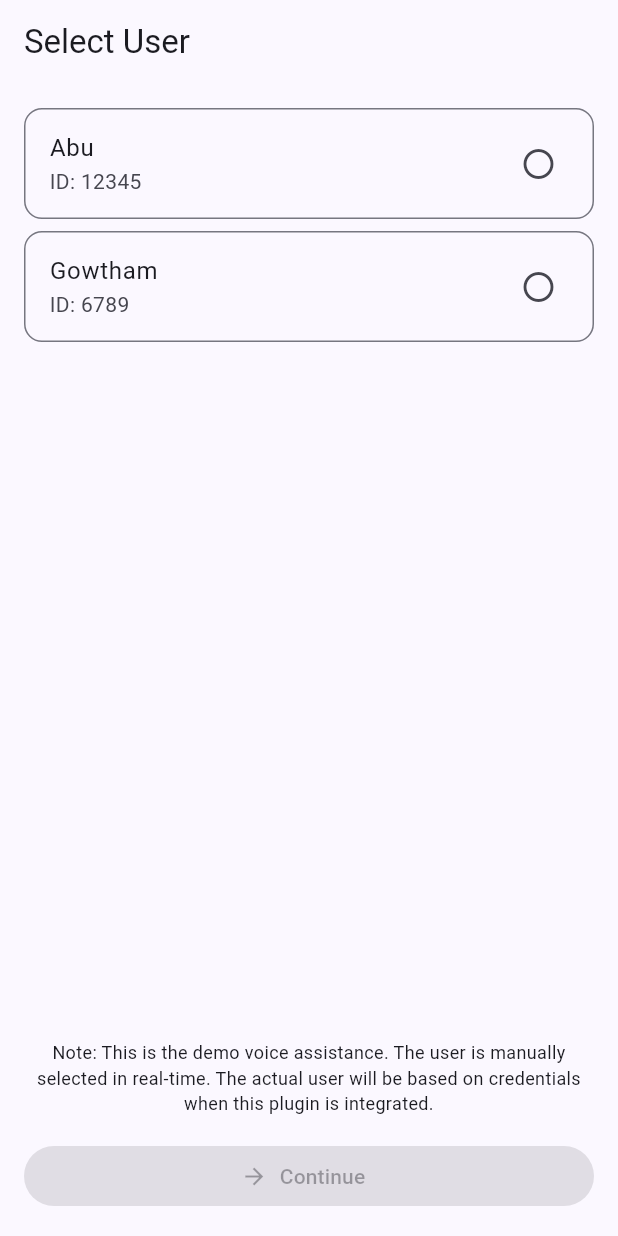
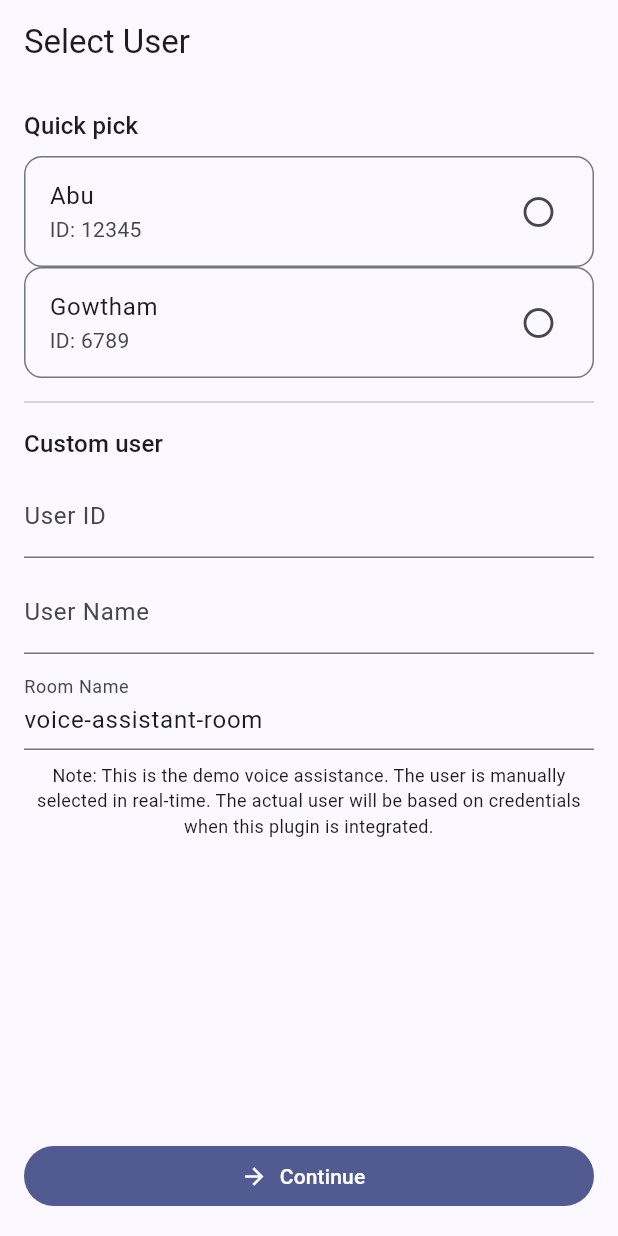
Before and after one commit to abubasith456/Flutter-voice-agent, a Flutter app: the screen it shows after launch, on a phone screen of 412 x 824 dp. Run offline on Flutter 3.47's test engine with Material 3 defaults, Android fonts, the phone set to English and light mode, and no system bars; our stand-ins replace flutter_dotenv, permission_handler; missing offline and left inert: dart_jsonwebtoken, livekit_client; accounts and stored records are empty.

Commit message:
feat: pass dynamic userId, userName, and room name into token on each connect; add UI inputs for custom ID/Name/Room; ensure mic track is enabled and unmuted

```diff
--- a/livekit_voice_assistant/lib/main.dart
+++ b/livekit_voice_assistant/lib/main.dart
@@ -31,7 +31,7 @@ class VoiceAssistantApp extends StatelessWidget {
         if (settings.name == MainScreen.routeName) {
           final args = settings.arguments as SelectedUserArgs;
           return MaterialPageRoute(
-            builder: (_) => MainScreen(selectedUser: args.selectedUser),
+            builder: (_) => MainScreen(selectedUser: args.selectedUser, roomName: args.roomName),
           );
         }
         return null;
--- a/livekit_voice_assistant/lib/models/user.dart
+++ b/livekit_voice_assistant/lib/models/user.dart
@@ -7,5 +7,6 @@ class AppUser {
 
 class SelectedUserArgs {
   final AppUser selectedUser;
-  const SelectedUserArgs(this.selectedUser);
+  final String? roomName;
+  const SelectedUserArgs(this.selectedUser, {this.roomName});
 }
--- a/livekit_voice_assistant/lib/screens/main_screen.dart
+++ b/livekit_voice_assistant/lib/screens/main_screen.dart
@@ -38,7 +38,8 @@ TalkMode _parseMode(String? s) {
 class MainScreen extends StatefulWidget {
   static const routeName = '/main';
   final AppUser selectedUser;
-  const MainScreen({super.key, required this.selectedUser});
+  final String? roomName;
+  const MainScreen({super.key, required this.selectedUser, this.roomName});
 
   @override
   State<MainScreen> createState() => _MainScreenState();
@@ -52,6 +53,7 @@ class _MainScreenState extends State<MainScreen> with SingleTickerProviderStateM
     final lkUrl = dotenv.env['LIVEKIT_URL'] ?? '';
     final position = _parsePosition(dotenv.env['ASSISTANT_POSITION']);
     final mode = _parseMode(dotenv.env['ASSISTANT_MODE']);
+    final roomLabel = widget.roomName ?? (dotenv.env['LIVEKIT_ROOM_NAME'] ?? 'voice-assistant-room');
     return Scaffold(
       body: Stack(
         children: [
@@ -70,7 +72,7 @@ class _MainScreenState extends State<MainScreen> with SingleTickerProviderStateM
                         ),
                   ),
                   Text(
-                    lkUrl.isEmpty ? 'LIVEKIT_URL not set' : lkUrl,
+                    lkUrl.isEmpty ? 'LIVEKIT_URL not set' : '$lkUrl ($roomLabel)',
                     style: Theme.of(context).textTheme.bodySmall?.copyWith(
                           color: Colors.white70,
                           shadows: const [Shadow(blurRadius: 6, color: Colors.black87)],
--- a/livekit_voice_assistant/lib/screens/user_selection_screen.dart
+++ b/livekit_voice_assistant/lib/screens/user_selection_screen.dart
@@ -1,4 +1,5 @@
 import 'package:flutter/material.dart';
+import 'package:flutter_dotenv/flutter_dotenv.dart';
 import '../models/user.dart';
 import 'main_screen.dart';
 
@@ -16,6 +17,25 @@ class _UserSelectionScreenState extends State<UserSelectionScreen> {
   ];
 
   AppUser? selectedUser;
+  final TextEditingController _idCtrl = TextEditingController();
+  final TextEditingController _nameCtrl = TextEditingController();
+  final TextEditingController _roomCtrl = TextEditingController(text: dotenv.env['LIVEKIT_ROOM_NAME'] ?? 'voice-assistant-room');
+
+  @override
+  void dispose() {
+    _idCtrl.dispose();
+    _nameCtrl.dispose();
+    _roomCtrl.dispose();
+    super.dispose();
+  }
+
+  void _continue() {
+    AppUser user = selectedUser ?? AppUser(id: _idCtrl.text.trim(), name: _nameCtrl.text.trim());
+    Navigator.of(context).pushNamed(
+      MainScreen.routeName,
+      arguments: SelectedUserArgs(user, roomName: _roomCtrl.text.trim().isEmpty ? null : _roomCtrl.text.trim()),
+    );
+  }
 
   @override
   Widget build(BuildContext context) {
@@ -26,11 +46,11 @@ class _UserSelectionScreenState extends State<UserSelectionScreen> {
         child: Column(
           children: [
             Expanded(
-              child: ListView.separated(
-                itemCount: demoUsers.length,
-                separatorBuilder: (_, __) => const SizedBox(height: 8),
-                itemBuilder: (context, index) {
-                  final user = demoUsers[index];
+              child: ListView(
+                children: [
+                  Text('Quick pick', style: Theme.of(context).textTheme.titleMedium),
+                  const SizedBox(height: 8),
+                  ...demoUsers.map((user) {
                     final isSelected = selectedUser?.id == user.id;
                     return ListTile(
                       shape: RoundedRectangleBorder(
@@ -48,8 +68,23 @@ class _UserSelectionScreenState extends State<UserSelectionScreen> {
                           : const Icon(Icons.circle_outlined),
                       onTap: () => setState(() => selectedUser = user),
                     );
-                },
+                  }),
+                  const Divider(height: 32),
+                  Text('Custom user', style: Theme.of(context).textTheme.titleMedium),
+                  const SizedBox(height: 8),
+                  TextField(
+                    controller: _idCtrl,
+                    decoration: const InputDecoration(labelText: 'User ID'),
                   ),
+                  const SizedBox(height: 8),
+                  TextField(
+                    controller: _nameCtrl,
+                    decoration: const InputDecoration(labelText: 'User Name'),
+                  ),
+                  const SizedBox(height: 8),
+                  TextField(
+                    controller: _roomCtrl,
+                    decoration: const InputDecoration(labelText: 'Room Name'),
                   ),
                   const SizedBox(height: 8),
                   const Text(
@@ -57,19 +92,21 @@ class _UserSelectionScreenState extends State<UserSelectionScreen> {
                     style: TextStyle(fontSize: 12),
                     textAlign: TextAlign.center,
                   ),
-            const SizedBox(height: 16),
+                ],
+              ),
+            ),
+            const SizedBox(height: 8),
             SizedBox(
               width: double.infinity,
               child: FilledButton.icon(
                 icon: const Icon(Icons.arrow_forward),
                 label: const Text('Continue'),
-                onPressed: selectedUser == null
-                    ? null
-                    : () {
-                        Navigator.of(context).pushNamed(
-                          MainScreen.routeName,
-                          arguments: SelectedUserArgs(selectedUser!),
-                        );
+                onPressed: () {
+                  if (selectedUser == null && (_idCtrl.text.trim().isEmpty || _nameCtrl.text.trim().isEmpty)) {
+                    ScaffoldMessenger.of(context).showSnackBar(const SnackBar(content: Text('Enter ID and Name or pick a demo user')));
+                    return;
+                  }
+                  _continue();
                 },
               ),
             ),
```
Also changed, not shown: livekit_voice_assistant/lib/widgets/voice_assistant_fab.dart (+15 -3 lines), 1 other file. Lines whose indentation alone changed are shown as unchanged.
